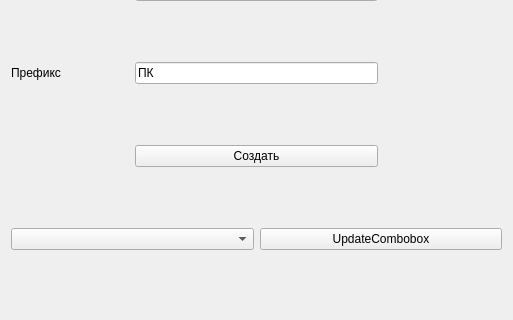
Old version of the form calculate_picketing_dialog_base.ui in the repository Aykuayvenchorr/QGIS_plugin_picketing; both pictures show x 0 to 513 and y 170 to 490 of the 513 by 490 pixel window.
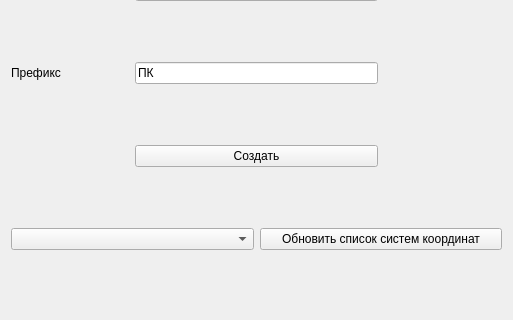
New version of the form.

Commit message: choosing crs works

What changed in the file:
```diff
--- a/calculate_picketing_dialog_base.ui
+++ b/calculate_picketing_dialog_base.ui
@@ -74,7 +74,7 @@
    <item row="5" column="2" colspan="2">
     <widget class="QPushButton" name="UpdateCombobox">
      <property name="text">
-      <string>UpdateCombobox</string>
+      <string>Обновить список систем координат</string>
      </property>
     </widget>
    </item>
```
The commit also changes 2 other files.
